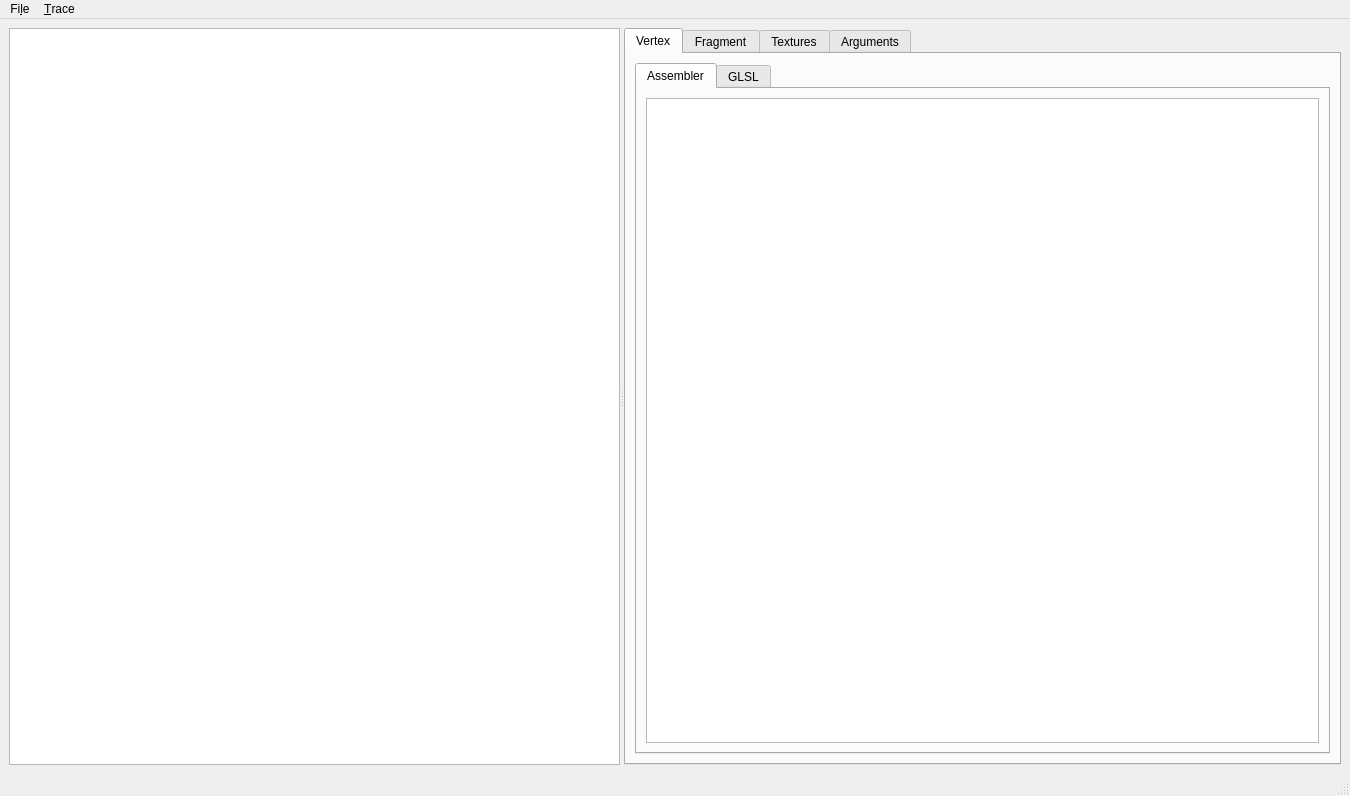
nongeneric/ps3emu, file gcmviz/MainWindow.ui: the form before one commit.
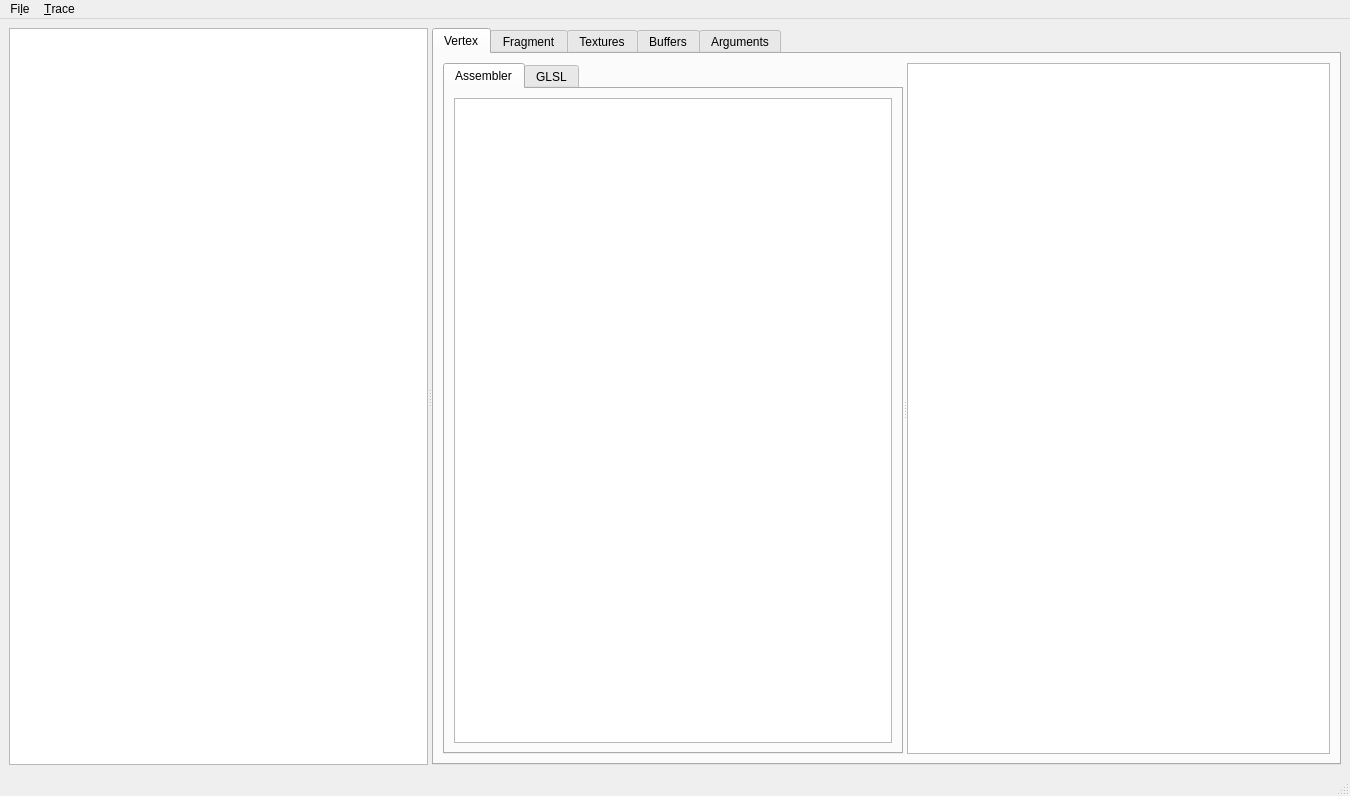
The form after the commit. The open tabs and pages were chosen to show the change.

```diff
--- a/gcmviz/MainWindow.ui
+++ b/gcmviz/MainWindow.ui
@@ -29,7 +29,7 @@
      <verstretch>0</verstretch>
     </sizepolicy>
    </property>
-   <layout class="QHBoxLayout" name="horizontalLayout_3">
+   <layout class="QHBoxLayout" name="horizontalLayout_4">
     <item>
      <widget class="QSplitter" name="splitter">
       <property name="orientation">
@@ -78,8 +78,12 @@
         <attribute name="title">
          <string>Vertex</string>
         </attribute>
-        <layout class="QVBoxLayout" name="verticalLayout">
+        <layout class="QHBoxLayout" name="horizontalLayout_9">
          <item>
+          <widget class="QSplitter" name="splitter_2">
+           <property name="orientation">
+            <enum>Qt::Horizontal</enum>
+           </property>
           <widget class="QTabWidget" name="tabWidget_2">
            <property name="currentIndex">
             <number>0</number>
@@ -88,7 +92,7 @@
             <attribute name="title">
              <string>Assembler</string>
             </attribute>
-            <layout class="QHBoxLayout" name="horizontalLayout_4">
+             <layout class="QHBoxLayout" name="horizontalLayout_10">
              <item>
               <widget class="QTextEdit" name="teVertexAsm">
                <property name="undoRedoEnabled">
@@ -131,6 +135,8 @@
             </layout>
            </widget>
           </widget>
+           <widget class="QTableView" name="twVertexConsts"/>
+          </widget>
          </item>
         </layout>
        </widget>
@@ -211,6 +217,23 @@
          </item>
         </layout>
        </widget>
+       <widget class="QWidget" name="tab_6">
+        <attribute name="title">
+         <string>Buffers</string>
+        </attribute>
+        <layout class="QHBoxLayout" name="horizontalLayout_3">
+         <item>
+          <widget class="QTableView" name="twBuffers">
+           <property name="selectionMode">
+            <enum>QAbstractItemView::SingleSelection</enum>
+           </property>
+           <property name="selectionBehavior">
+            <enum>QAbstractItemView::SelectRows</enum>
+           </property>
+          </widget>
+         </item>
+        </layout>
+       </widget>
        <widget class="QWidget" name="tabArgs">
         <attribute name="title">
          <string>Arguments</string>
```
Left out of the diff: 10 changed lines with no effect on the pictures. Lines whose indentation alone changed are shown as unchanged.
